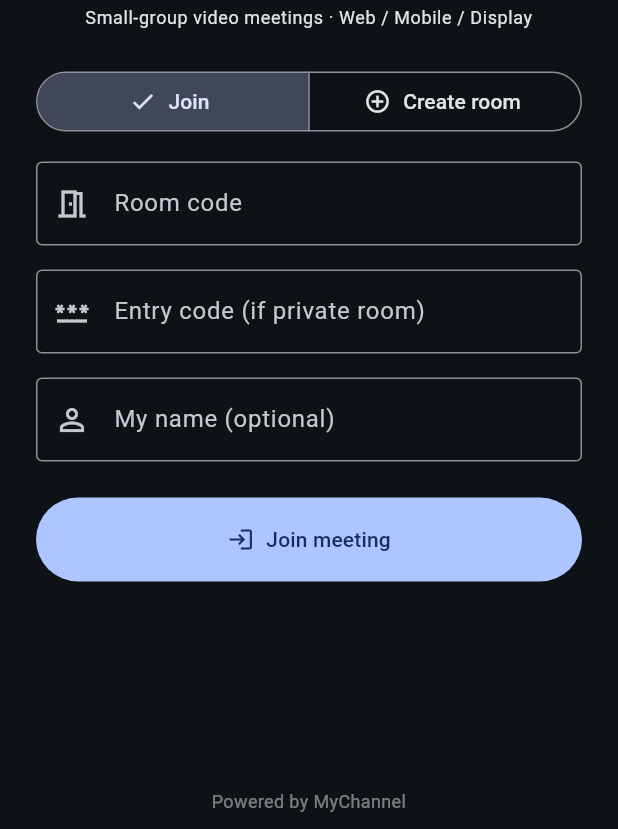
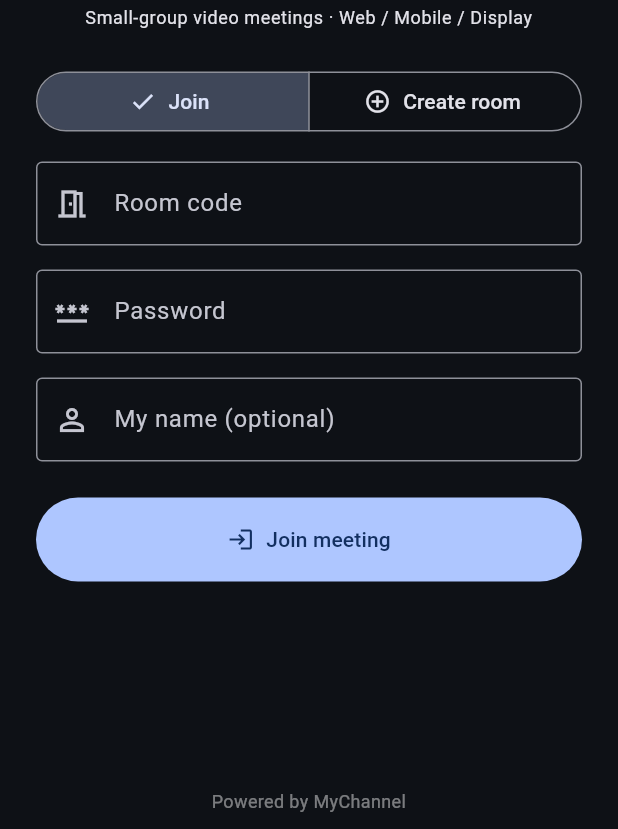
Before and after one commit to appmychannel-git/prism-meeting, a Flutter app: the screen it shows after launch, after a tap on "Join", on a phone screen of 412 x 824 dp, the part 407-1236 px from its top. Run offline on Flutter 3.47's test engine with Material 3 defaults, Android fonts, the phone set to English and light mode, and no system bars; our stand-ins replace app_links, audioplayers, cloud_firestore, firebase_auth, firebase_core, firebase_messaging and 10 more; missing offline and left inert: dart:js_interop, flutter_background, flutter_webrtc, livekit_client, mobile_scanner; accounts and stored records are empty; network calls fail.

Commit message:
fix(l10n): 모든 방 비밀번호 필수에 맞게 문구 정리(비공개→비밀번호)
- err_private_pin '비밀번호를 입력하세요.'
- 참여 탭 입장코드 필드: '비밀번호' / 힌트 '방 비밀번호를 입력하세요'

Co-Authored-By: Claude Opus 4.8 <noreply@anthropic.com>

```diff
--- a/lib/l10n.dart
+++ b/lib/l10n.dart
@@ -83,12 +83,12 @@ class L {
       'en': 'Enter the password to join.',
     },
     'entry_code_join': {
-      'ko': '입장 코드 (비공개 방일 경우)',
-      'en': 'Entry code (if private room)',
+      'ko': '비밀번호',
+      'en': 'Password',
     },
     'entry_code_join_hint': {
-      'ko': '공개 방이면 비워두세요',
-      'en': 'Leave blank for public rooms',
+      'ko': '방 비밀번호를 입력하세요',
+      'en': 'Enter the room password',
     },
     'my_name_opt': {'ko': '내 이름 (선택)', 'en': 'My name (optional)'},
     'connecting': {'ko': '접속 중...', 'en': 'Connecting...'},
@@ -104,8 +104,8 @@ class L {
     },
     'err_room_required': {'ko': '방 코드를 입력하세요.', 'en': 'Please enter a room code.'},
     'err_private_pin': {
-      'ko': '비공개 방은 입장 코드를 입력하세요.',
-      'en': 'A private room requires an entry code.',
+      'ko': '비밀번호를 입력하세요.',
+      'en': 'Please enter a password.',
     },
     'err_no_token': {
       'ko': '토큰 서버 주소가 설정되지 않았습니다. (LK_TOKEN_URL)',
```
